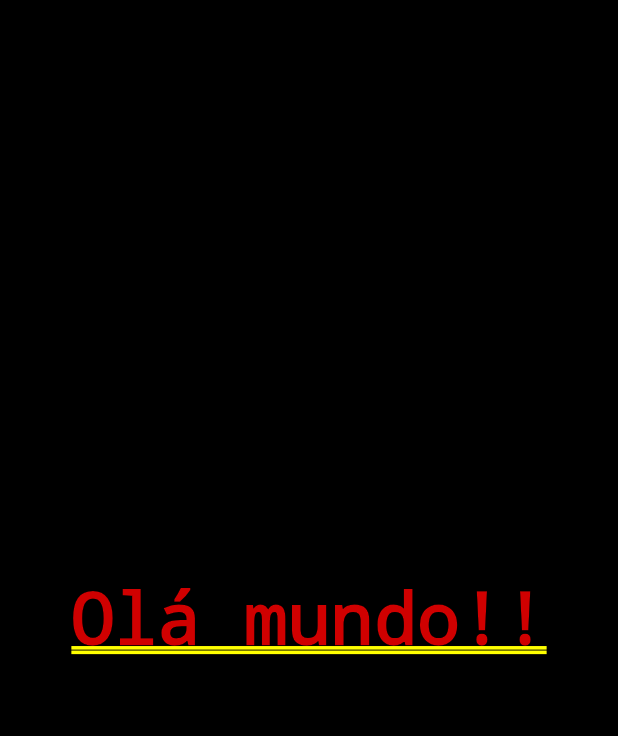
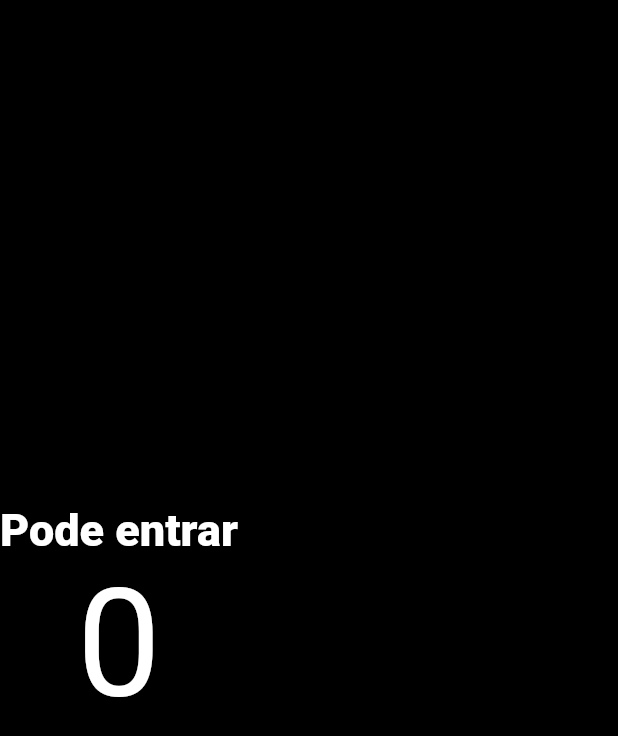
Before and after one commit to emerson-roots/curso_flutter_app_contador, a Flutter app: the screen it shows after launch, on a phone screen of 412 x 824 dp. Shown: the top 736 px of the screen. Run offline on Flutter 3.47's test engine with Material 2 defaults, Android fonts, the light colour scheme and no system bars.

Commit message:
Aula 74 -  Colunas, textos, estilos

```diff
--- a/lib/main.dart
+++ b/lib/main.dart
@@ -12,11 +12,38 @@ class MyApp extends StatelessWidget {
 
   @override
   Widget build(BuildContext context) {
-    return MaterialApp(
-      home: Container(
-        color: Colors.black,
-        alignment: Alignment.center,
-        child: const Text('Olá mundo!!'),
+    return const MaterialApp(
+      home: HomePage(),
+    );
+  }
+}
+
+class HomePage extends StatelessWidget {
+  const HomePage({Key? key}) : super(key: key);
+
+  @override
+  Widget build(BuildContext context) {
+    return Scaffold(
+      backgroundColor: Colors.black,
+      body: Column(
+        mainAxisAlignment: MainAxisAlignment.center,
+        children: const [
+          Text(
+            "Pode entrar",
+            style: TextStyle(
+              fontSize: 30,
+              color: Colors.white,
+              fontWeight: FontWeight.w800,
+            ),
+          ),
+          Text(
+            "0",
+            style: TextStyle(
+              fontSize: 100,
+              color: Colors.white,
+            ),
+          )
+        ],
       ),
     );
   }
```
